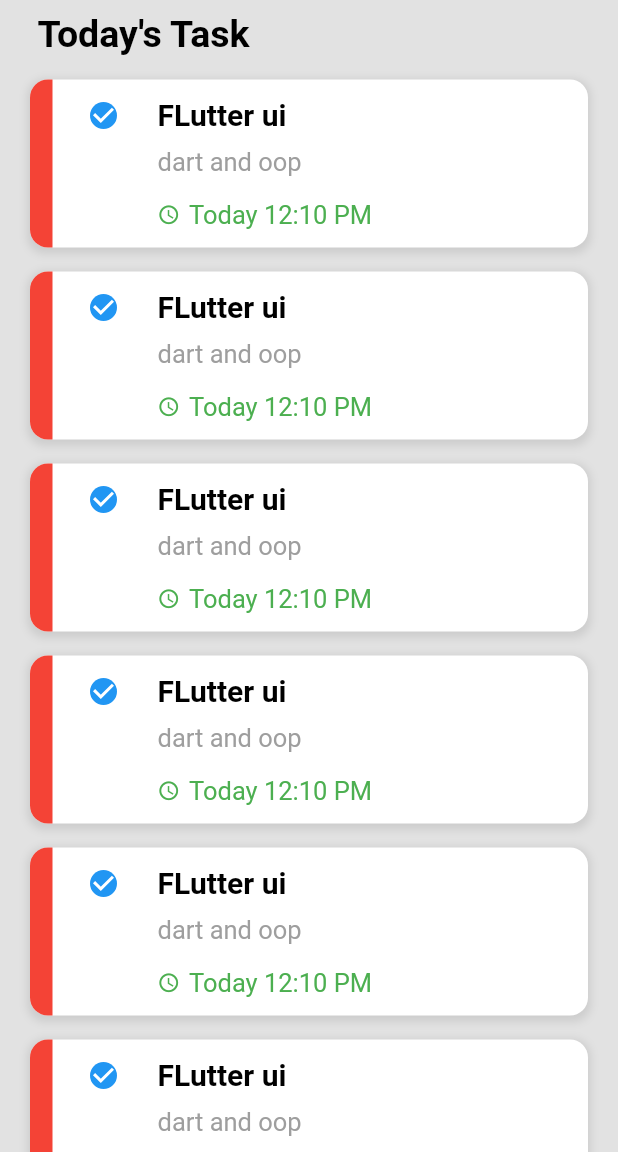
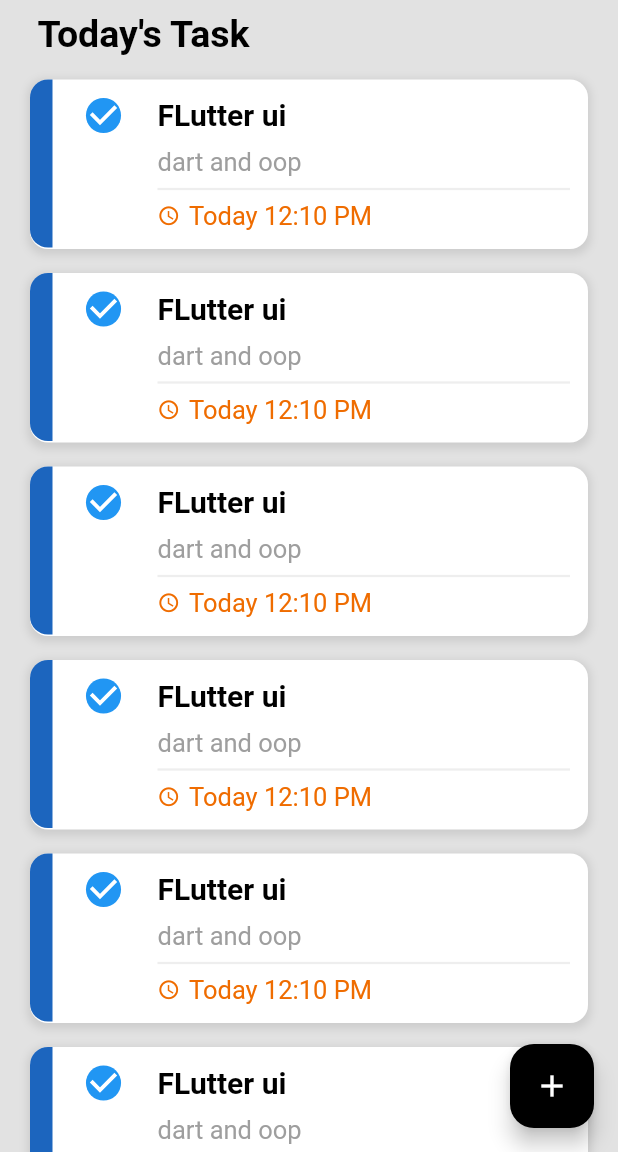
Before and after one commit to islamashraf2003/Task-Managment-App, a Flutter app: the screen it shows after launch, on a phone screen of 412 x 824 dp, the part 84-1236 px from its top. Run offline on Flutter 3.47's test engine with Material 2 defaults, Android fonts, the phone set to English and light mode, and no system bars.

Commit message:
add floating action button

```diff
--- a/lib/Views/home_page.dart
+++ b/lib/Views/tasks_view.dart
@@ -3,6 +3,7 @@
 import '../Widgets/custom_search_appBar.dart';
 import '../Widgets/custom_text.dart';
 import '../Widgets/custom_appBar.dart';
+import '../Widgets/tasks_list_widget.dart';
 
 //TODO : add elevation button
 /*
@@ -27,13 +28,25 @@
             ),
           ),
 */
-class HomePage extends StatelessWidget {
+
+class TasksView extends StatelessWidget {
   static String id = 'HomePage';
-  const HomePage({super.key});
+  const TasksView({super.key});
 
   @override
   Widget build(BuildContext context) {
     return Scaffold(
+      floatingActionButton: FloatingActionButton(
+        onPressed: () {
+          // Handle onPressed logic here
+        },
+        backgroundColor: Colors.black, // Change the background color
+        shape: RoundedRectangleBorder(
+          // Change the shape to a rounded rectangle
+          borderRadius: BorderRadius.circular(16.0),
+        ),
+        child: Icon(Icons.add),
+      ),
       backgroundColor: Color(0xffE2E2E2),
       appBar: AppBar(
         backgroundColor: Colors.white,
@@ -56,15 +69,7 @@
           SliverToBoxAdapter(
             child: CustomAppBar(),
           ),
-          SliverList(delegate: SliverChildBuilderDelegate(
-            (context, index) {
-              return CustomTask(
-                title: 'FLutter ui',
-                subTitle: 'dart and oop',
-                time: '12:10',
-              );
-            },
-          ))
+          TasksList(),
         ],
       ),
     );
--- a/lib/Widgets/custom_text.dart
+++ b/lib/Widgets/custom_text.dart
@@ -1,8 +1,22 @@
+import 'dart:math';
+
 import 'package:flutter/material.dart';
 
 class CustomTask extends StatelessWidget {
   final String title, subTitle, time;
   final bool isChecked; // Add a boolean value to manage the checkbox state
+
+  //TODO: FUNCTION TO CHANGE THE COLOR OF CONTUNER
+
+  Color getRandomColor() {
+    Random random = Random();
+    return Color.fromRGBO(
+      random.nextInt(256), // Red channel
+      random.nextInt(256), // Green channel
+      random.nextInt(256), // Blue channel
+      1.0, // Alpha (opacity)
+    );
+  }
 
   const CustomTask({
     Key? key,
@@ -37,7 +51,7 @@
               width: 15,
               height: 112,
               decoration: BoxDecoration(
-                color: Colors.red,
+                color: getRandomColor(),
                 borderRadius: BorderRadius.only(
                   bottomLeft: Radius.circular(12),
                   topLeft: Radius.circular(12),
@@ -46,7 +60,9 @@
             ),
           ),
           const SizedBox(width: 10),
-          Checkbox(
+          Transform.scale(
+            scale: 1.3, // Adjust the scale factor as needed
+            child: Checkbox(
               activeColor: Colors.blue.shade500,
               shape: CircleBorder(),
               value: isChecked,
@@ -54,6 +70,7 @@
                 // Handle checkbox state changes here
                 // You can use a callback to update the state in the parent widget
               },
+            ),
           ),
           Expanded(
             flex: 5,
@@ -82,19 +99,22 @@
                     overflow: TextOverflow.ellipsis,
                     maxLines: 2,
                   ),
-                  const SizedBox(height: 15),
+                  Divider(
+                    thickness: 1.5,
+                    color: Colors.grey.shade200,
+                  ),
                   Row(
                     children: [
                       Icon(
                         Icons.access_time,
-                        color: Colors.green,
+                        color: Colors.orange.shade800,
                         size: 15,
                       ),
                       const SizedBox(width: 6),
                       Text(
                         'Today ${time} PM',
                         style: TextStyle(
-                          color: Colors.green,
+                          color: Colors.orange.shade800,
                           fontSize: 17,
                         ),
                       ),
--- /dev/null
+++ b/lib/Widgets/tasks_list_widget.dart
@@ -0,0 +1,24 @@
+import 'package:flutter/cupertino.dart';
+
+import 'custom_text.dart';
+
+class TasksList extends StatelessWidget {
+  const TasksList({
+    super.key,
+  });
+
+  @override
+  Widget build(BuildContext context) {
+    return SliverList(
+        delegate: SliverChildBuilderDelegate(
+      childCount: 10,
+      (context, index) {
+        return CustomTask(
+          title: 'FLutter ui',
+          subTitle: 'dart and oop',
+          time: '12:10',
+        );
+      },
+    ));
+  }
+}
--- a/lib/main.dart
+++ b/lib/main.dart
@@ -1,6 +1,6 @@
 import 'package:flutter/material.dart';
 
-import 'Views/home_page.dart';
+import 'Views/tasks_view.dart';
 
 void main() {
   runApp(TaskManagmentApp());
@@ -14,9 +14,9 @@
     return MaterialApp(
       debugShowCheckedModeBanner: false,
       routes: {
-        HomePage.id: (context) => HomePage(),
+        TasksView.id: (context) => TasksView(),
       },
-      initialRoute: HomePage.id,
+      initialRoute: TasksView.id,
     );
   }
 }
```
Lines whose indentation alone changed are shown as unchanged.
